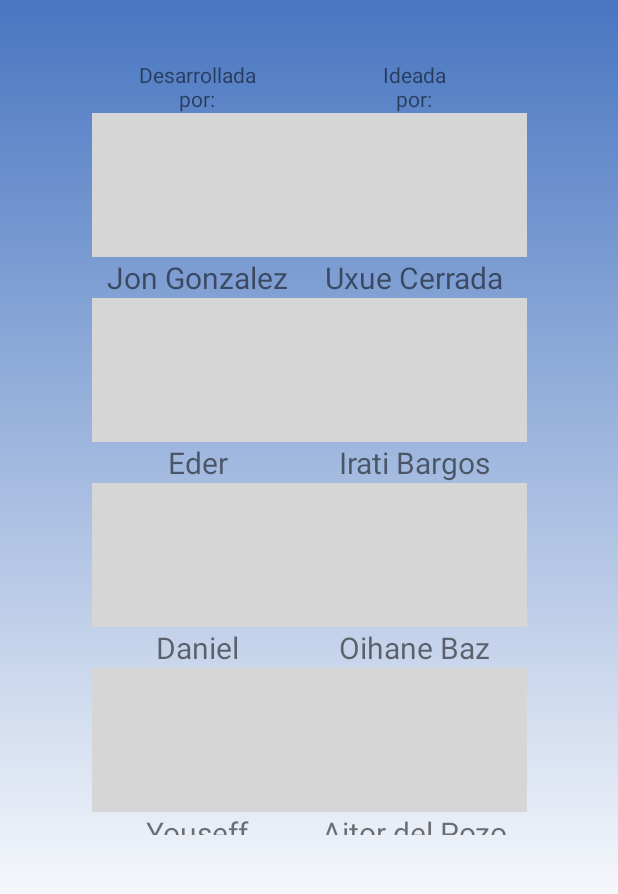
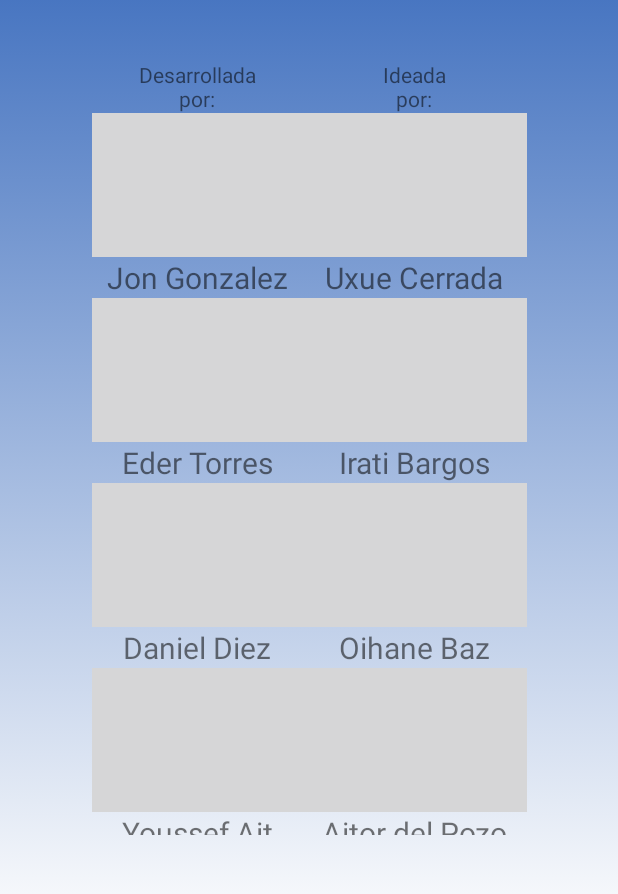
Before and after one commit to JonGonzalezPallares/Grupo5Reto2, an Android app: the Nosotros screen opened directly, with no data from a screen before it, on a phone screen of 412 x 824 dp, the part 296-1190 px from its top. Run offline under Robolectric (Android 15) with nearby library versions, the phone set to English and light mode, and no system bars.

Commit message:
Strings actualizados

```diff
--- a/app/src/main/res/values/strings.xml
+++ b/app/src/main/res/values/strings.xml
@@ -113,9 +113,9 @@
     <string name="upv3">Oihane Baz</string>
     <string name="upv4">Aitor del Pozo</string>
     <string name="tx1">Jon Gonzalez</string>
-    <string name="tx2">Eder</string>
-    <string name="tx3">Daniel</string>
-    <string name="tx4">Youseff</string>
+    <string name="tx2">Eder Torres</string>
+    <string name="tx3">Daniel Diez</string>
+    <string name="tx4">Youssef Ait</string>
     <!-- Equipos -->
 
 </resources>
```
Also changed, not shown: 2 other files.
